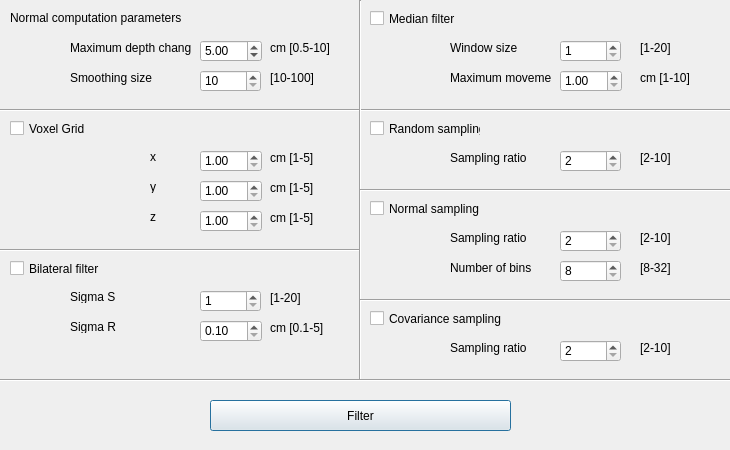
Before: the Qt Designer form SourceCode/GUI/filterwindow.ui in AntoineMerlet/3DScan, drawn with Qt 5.
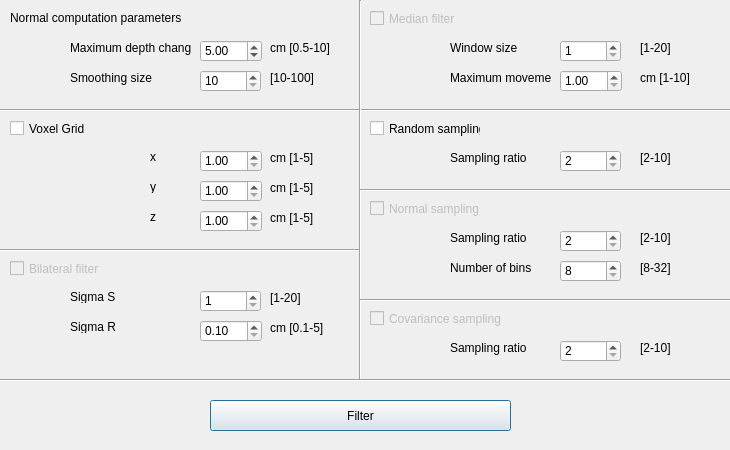
After: the same form once the commit is applied.

The edit to the form file:
```diff
--- a/SourceCode/GUI/filterwindow.ui
+++ b/SourceCode/GUI/filterwindow.ui
@@ -291,6 +291,9 @@
    </property>
   </widget>
   <widget class="QCheckBox" name="bilateral_cb">
+   <property name="enabled">
+    <bool>false</bool>
+   </property>
    <property name="geometry">
     <rect>
      <x>10</x>
@@ -404,6 +407,9 @@
    </property>
   </widget>
   <widget class="QCheckBox" name="median_cb">
+   <property name="enabled">
+    <bool>false</bool>
+   </property>
    <property name="geometry">
     <rect>
      <x>370</x>
@@ -543,6 +549,9 @@
    </property>
   </widget>
   <widget class="QCheckBox" name="normal_cb">
+   <property name="enabled">
+    <bool>false</bool>
+   </property>
    <property name="geometry">
     <rect>
      <x>370</x>
@@ -627,6 +636,9 @@
    </property>
   </widget>
   <widget class="QCheckBox" name="covar_cb">
+   <property name="enabled">
+    <bool>false</bool>
+   </property>
    <property name="geometry">
     <rect>
      <x>370</x>
```
